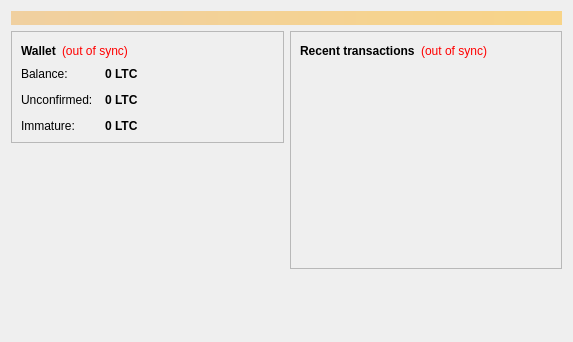
Above: orig.src/qt/forms/overviewpage.ui from AppleByteMe/AppleByte before the change. Below: the same form after it.
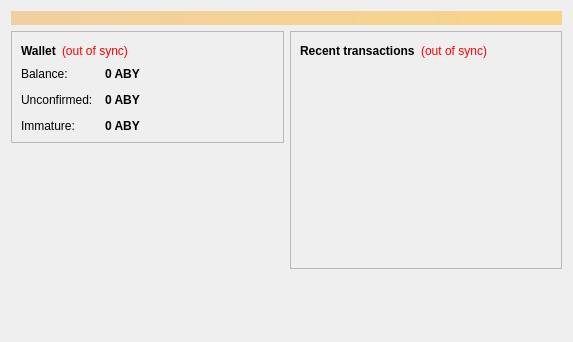
That is the form after the change.

```diff
--- a/orig.src/qt/forms/overviewpage.ui
+++ b/orig.src/qt/forms/overviewpage.ui
@@ -122,7 +122,7 @@
                <string>Your current balance</string>
               </property>
               <property name="text">
-               <string notr="true">0 LTC</string>
+               <string notr="true">0 ABY</string>
               </property>
               <property name="textInteractionFlags">
                <set>Qt::LinksAccessibleByMouse|Qt::TextSelectableByKeyboard|Qt::TextSelectableByMouse</set>
@@ -151,7 +151,7 @@
                <string>Total of transactions that have yet to be confirmed, and do not yet count toward the current balance</string>
               </property>
               <property name="text">
-               <string notr="true">0 LTC</string>
+               <string notr="true">0 ABY</string>
               </property>
               <property name="textInteractionFlags">
                <set>Qt::LinksAccessibleByMouse|Qt::TextSelectableByKeyboard|Qt::TextSelectableByMouse</set>
@@ -177,7 +177,7 @@
                <string>Mined balance that has not yet matured</string>
               </property>
               <property name="text">
-               <string notr="true">0 LTC</string>
+               <string notr="true">0 ABY</string>
               </property>
               <property name="textInteractionFlags">
                <set>Qt::LinksAccessibleByMouse|Qt::TextSelectableByKeyboard|Qt::TextSelectableByMouse</set>
```
